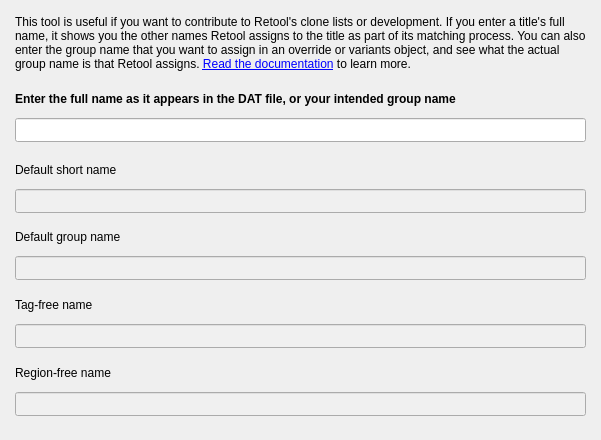
Above: qt_source/retool-clone-list-name.ui from unexpectedpanda/retool before the change. Below: the same form after it.
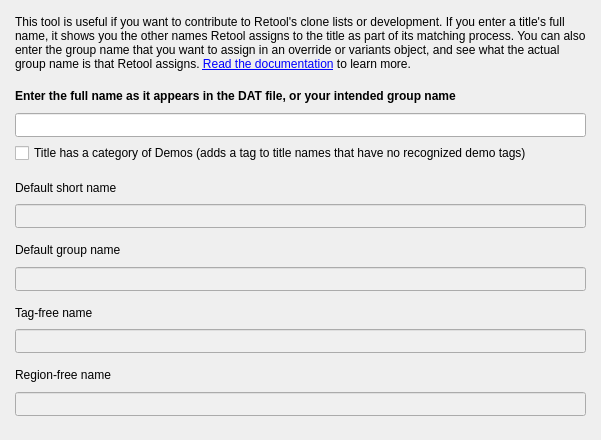
That is the form after the change. Icons and pictures are not drawn. Custom widgets are drawn as their Qt base class.

Patch:
```diff
--- a/qt_source/retool-clone-list-name.ui
+++ b/qt_source/retool-clone-list-name.ui
@@ -126,6 +126,13 @@
       </property>
      </widget>
     </item>
+    <item>
+     <widget class="QCheckBox" name="checkBoxDemos">
+      <property name="text">
+       <string>Title has a category of Demos (adds a tag to title names that have no recognized demo tags)</string>
+      </property>
+     </widget>
+    </item>
     <item>
      <spacer name="verticalSpacer">
       <property name="orientation">
```
